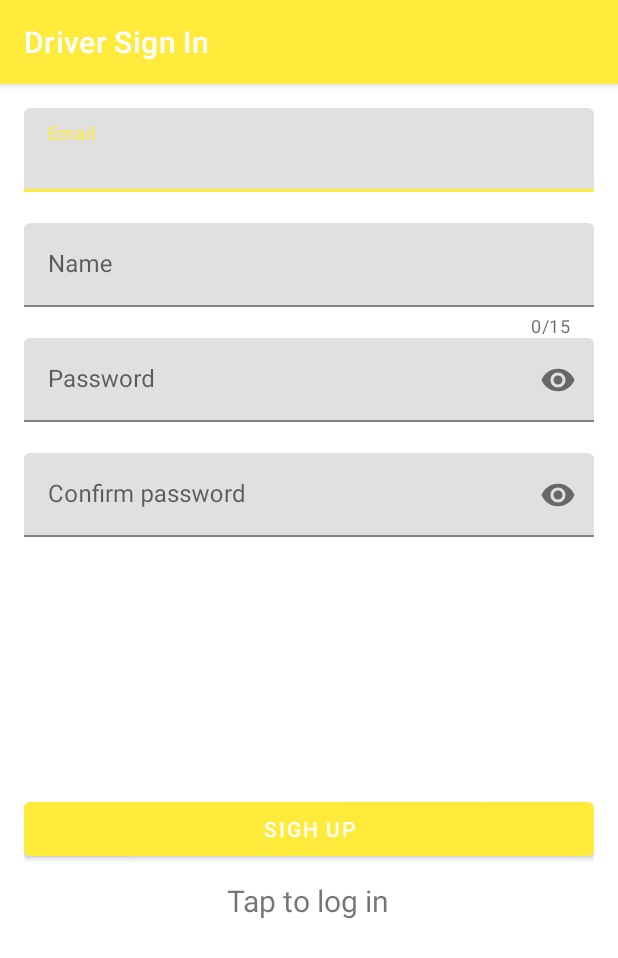
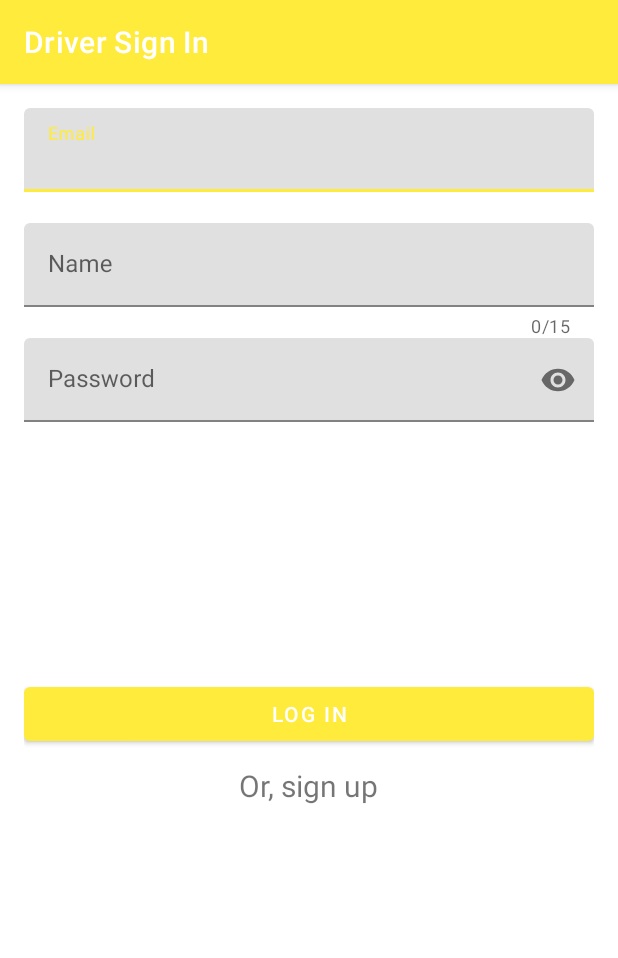
Before and after one commit to maxusan/TaxiFirebaseApp, an Android app: the DriverSignInActivity screen opened directly, with no data from a screen before it, after a tap on "Tap to log in", on a phone screen of 412 x 824 dp. Shown: the top 958 px of the screen. Run offline under Robolectric (Android 15) with nearby library versions, the phone set to English and light mode, and no system bars.

Commit message:
toggle login mode

```diff
--- a/app/src/main/java/com/bananadolphin/taxifirebaseapp/DriverSignInActivity.java
+++ b/app/src/main/java/com/bananadolphin/taxifirebaseapp/DriverSignInActivity.java
@@ -20,6 +20,8 @@ public class DriverSignInActivity extends AppCompatActivity {
     private Button loginSignUpButton;
 
     private TextView toggleLoginSignUpTextView;
+
+    private boolean isLoginModeActive = false;
 
     @Override
     protected void onCreate(Bundle savedInstanceState) {
@@ -100,5 +102,18 @@ public class DriverSignInActivity extends AppCompatActivity {
     }
 
     public void toggleLoginSignUp(View view) {
+
+        if(isLoginModeActive){
+            isLoginModeActive = false;
+            loginSignUpButton.setText(R.string.sign_up_text);
+            toggleLoginSignUpTextView.setText(R.string.or_log_in_text);
+            textInputConfirmPassword.setVisibility(View.VISIBLE);
+        }else {
+            isLoginModeActive = true;
+            loginSignUpButton.setText(R.string.log_in_text);
+            toggleLoginSignUpTextView.setText(R.string.or_sign_up_text);
+            textInputConfirmPassword.setVisibility(View.GONE);
+        }
+
     }
 }
--- a/app/src/main/res/layout/activity_driver_sign_in.xml
+++ b/app/src/main/res/layout/activity_driver_sign_in.xml
@@ -73,7 +73,7 @@
         android:id="@+id/loginSighUpButton"
         android:layout_width="match_parent"
         android:layout_height="wrap_content"
-        android:text="@string/sigh_up_button_text"
+        android:text="@string/sign_up_button_text"
         android:layout_marginTop="150dp"
         android:onClick="loginSignUpUser"/>
 
--- a/app/src/main/res/layout/activity_passenger_sign_in.xml
+++ b/app/src/main/res/layout/activity_passenger_sign_in.xml
@@ -73,7 +73,7 @@
         android:id="@+id/loginSighUpButton"
         android:layout_width="match_parent"
         android:layout_height="wrap_content"
-        android:text="@string/sigh_up_button_text"
+        android:text="@string/sign_up_button_text"
         android:layout_marginTop="150dp"
         android:onClick="loginSignUpUser"/>
 
--- a/app/src/main/res/values/strings.xml
+++ b/app/src/main/res/values/strings.xml
@@ -3,10 +3,14 @@
     <string name="im_a_passenger_button">Im a passenger</string>
     <string name="im_a_driver_button">Im a driver</string>
     <string name="confirm_password_hint">Confirm password</string>
-    <string name="sigh_up_button_text">Sigh up</string>
+    <string name="sign_up_button_text">Sigh up</string>
     <string name="password_hint">Password</string>
     <string name="name_hint">Name</string>
     <string name="email_hint">Email</string>
     <string name="tap_to_log_in_textview">Tap to log in</string>
     <string name="choose_login_mode_label">Choose login mode</string>
+    <string name="log_in_text">Log in</string>
+    <string name="sign_up_text">Sign up</string>
+    <string name="or_log_in_text">Or, log in</string>
+    <string name="or_sign_up_text">Or, sign up</string>
 </resources>
```
Also changed, not shown: app/src/main/java/com/bananadolphin/taxifirebaseapp/PassеngerSignInActivity.java (+14 -0 lines).
